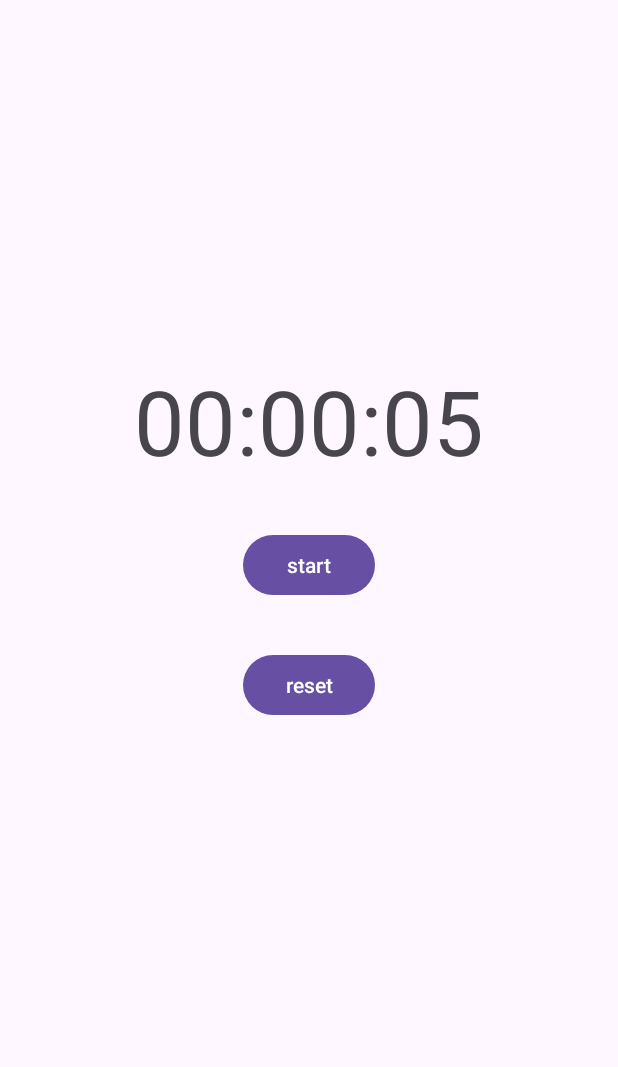
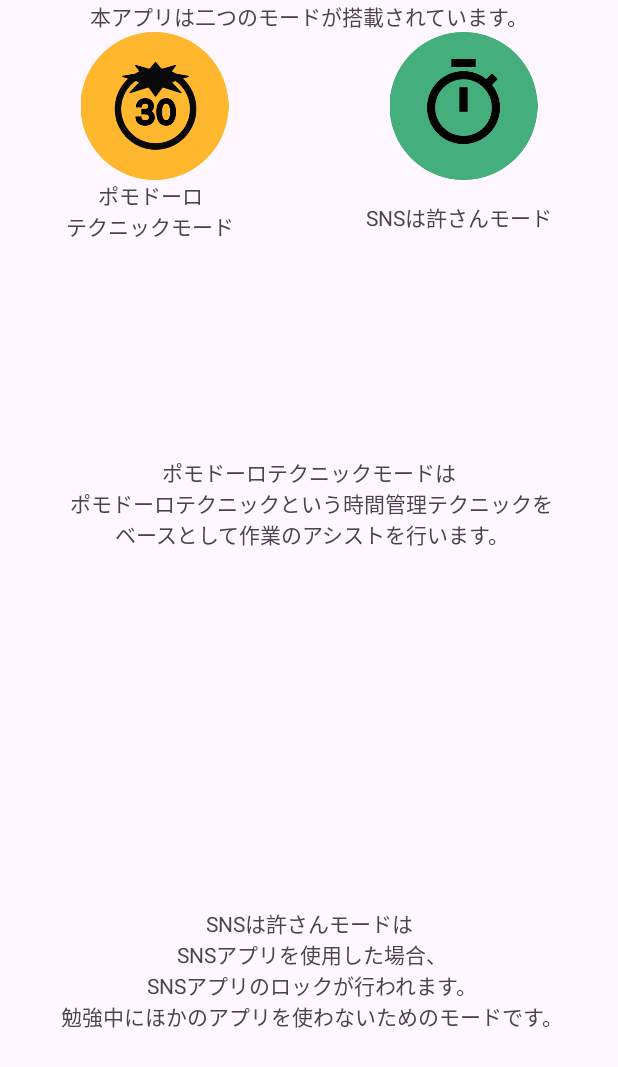
Before and after one commit to sou23-git/pc_contest_tomato, an Android app: the screen it shows after launch (Timer before the commit, MainActivity after it), on a phone screen of 412 x 824 dp. Shown: the top 1067 px of the screen. Run offline under Robolectric (Android 15) with nearby library versions, the phone set to English and light mode, and no system bars.

Commit message:
resolved "Fragment", add "help" page.

```diff
--- a/app/src/main/AndroidManifest.xml
+++ b/app/src/main/AndroidManifest.xml
@@ -13,7 +13,7 @@
         android:theme="@style/Theme.Pc_contest_tomato"
         tools:targetApi="31">
         <activity
-            android:name=".Timer"
+            android:name=".MainActivity"
             android:exported="true">
             <intent-filter>
                 <action android:name="android.intent.action.MAIN" />
--- a/app/src/main/java/app/pc_contest/tomato/MainActivity.kt
+++ b/app/src/main/java/app/pc_contest/tomato/MainActivity.kt
@@ -1,12 +1,24 @@
 package app.pc_contest.tomato
 
+import android.annotation.SuppressLint
 import android.os.Bundle
+import android.view.View
 import androidx.appcompat.app.AppCompatActivity
+import androidx.fragment.app.Fragment
+import androidx.fragment.app.FragmentActivity
+import androidx.viewpager.widget.ViewPager
+import app.pc_contest.tomato.help_page.HelpPage
 
-class MainActivity : AppCompatActivity() {
+class MainActivity : FragmentActivity() {
 
+    var viewPager: ViewPager? = null
+    @SuppressLint("MissingInflatedId")
     override fun onCreate(savedInstanceState: Bundle?) {
         super.onCreate(savedInstanceState)
-        setContentView(R.layout.get_time)
+        setContentView(R.layout.help_page)
+        viewPager = findViewById<View>(R.id.pager) as ViewPager
+        viewPager!!.adapter = HelpPage(
+            supportFragmentManager
+        )
     }
 }
--- /dev/null
+++ b/app/src/main/java/app/pc_contest/tomato/help_page/HelpPage.kt
@@ -0,0 +1,28 @@
+@file:Suppress("DEPRECATION")
+
+package app.pc_contest.tomato.help_page
+
+import android.icu.text.Transliterator.Position
+import androidx.fragment.app.Fragment
+import androidx.fragment.app.FragmentManager
+import androidx.fragment.app.FragmentStatePagerAdapter
+
+class HelpPage(fm: FragmentManager?) : FragmentStatePagerAdapter(fm!!) {
+
+    override fun getItem(i: Int): Fragment {
+        return when (i) {
+            0 -> HelpPage1()
+            1 -> HelpPage2()
+            2 -> HelpPage3()
+            else -> HelpPage4()
+        }
+    }
+
+    override fun getCount(): Int {
+        return 3
+    }
+
+    override fun getPageTitle(position: Int): CharSequence {
+        return "Page $position"
+    }
+}
--- /dev/null
+++ b/app/src/main/java/app/pc_contest/tomato/help_page/HelpPage1.kt
@@ -0,0 +1,19 @@
+package app.pc_contest.tomato.help_page
+
+import android.os.Bundle
+import android.view.LayoutInflater
+import android.view.View
+import android.view.ViewGroup
+import androidx.fragment.app.Fragment
+import app.pc_contest.tomato.R
+
+class HelpPage1 : Fragment() {
+
+    override fun onCreateView(
+        inflater: LayoutInflater,
+        container: ViewGroup?,
+        savedInstanceState: Bundle?
+    ): View? {
+        return inflater.inflate(R.layout.help_page1, null)
+    }
+}
--- /dev/null
+++ b/app/src/main/java/app/pc_contest/tomato/help_page/HelpPage2.kt
@@ -0,0 +1,19 @@
+package app.pc_contest.tomato.help_page
+
+import android.os.Bundle
+import android.view.LayoutInflater
+import android.view.View
+import android.view.ViewGroup
+import androidx.fragment.app.Fragment
+import app.pc_contest.tomato.R
+
+class HelpPage2 : Fragment() {
+
+    override fun onCreateView(
+        inflater: LayoutInflater,
+        container: ViewGroup?,
+        savedInstanceState: Bundle?
+    ): View? {
+        return inflater.inflate(R.layout.help_page2, null)
+    }
+}
--- /dev/null
+++ b/app/src/main/res/layout/help_page.xml
@@ -0,0 +1,12 @@
+<?xml version="1.0" encoding="utf-8"?>
+<androidx.constraintlayout.widget.ConstraintLayout xmlns:android="http://schemas.android.com/apk/res/android"
+    xmlns:tools="http://schemas.android.com/tools"
+    android:layout_width="match_parent"
+    android:layout_height="match_parent"
+    tools:context=".MainActivity">
+
+    <androidx.viewpager.widget.ViewPager
+        android:id="@+id/pager"
+        android:layout_width="match_parent"
+        android:layout_height="match_parent" />
+</androidx.constraintlayout.widget.ConstraintLayout>
--- /dev/null
+++ b/app/src/main/res/layout/help_page1.xml
@@ -0,0 +1,102 @@
+<?xml version="1.0" encoding="utf-8"?>
+<LinearLayout xmlns:android="http://schemas.android.com/apk/res/android"
+    xmlns:app="http://schemas.android.com/apk/res-auto"
+    xmlns:tools="http://schemas.android.com/tools"
+    android:layout_width="match_parent"
+    android:layout_height="match_parent"
+    android:layout_marginTop="16dp"
+    android:layout_marginStart="16dp"
+    android:layout_marginBottom="16dp"
+    android:layout_marginEnd="16dp"
+    android:orientation="vertical">
+
+    <TextView
+        android:id="@+id/text_help_page1_title"
+        android:layout_width="match_parent"
+        android:layout_height="wrap_content"
+        android:gravity="center_horizontal"
+        android:text="@string/text_help_page1_title" />
+
+    <LinearLayout
+        android:layout_width="match_parent"
+        android:layout_height="match_parent"
+        android:layout_weight="0.8"
+        android:orientation="vertical">
+
+        <LinearLayout
+            android:id="@+id/layout_icon"
+            android:layout_width="match_parent"
+            android:layout_height="wrap_content"
+            android:layout_weight="1"
+            android:orientation="horizontal">
+
+            <ImageView
+                android:id="@+id/icon_pomo"
+                android:layout_width="wrap_content"
+                android:layout_height="wrap_content"
+                android:layout_weight="1"
+                android:scaleType="fitCenter"
+                android:src="@drawable/icon_pomo" />
+
+            <ImageView
+                android:id="@+id/icon_sns"
+                android:layout_width="wrap_content"
+                android:layout_height="wrap_content"
+                android:layout_weight="1"
+                android:scaleType="fitCenter"
+                android:src="@drawable/icon_sns" />
+
+        </LinearLayout>
+
+        <LinearLayout
+            android:layout_width="match_parent"
+            android:layout_height="match_parent"
+            android:layout_weight="2"
+            android:orientation="horizontal">
+
+            <TextView
+                android:id="@+id/text_icon_pomo"
+                android:layout_width="wrap_content"
+                android:layout_height="wrap_content"
+                android:layout_weight="1"
+                android:gravity="center_horizontal"
+                android:text="@string/text_icon_pomo" />
+
+            <TextView
+                android:id="@+id/text_icon_sns"
+                android:layout_width="wrap_content"
+                android:layout_height="wrap_content"
+                android:layout_weight="1"
+                android:gravity="center_horizontal"
+                android:layout_gravity="center"
+                android:text="@string/text_icon_sns" />
+        </LinearLayout>
+    </LinearLayout>
+
+    <LinearLayout
+        android:layout_width="match_parent"
+        android:layout_height="match_parent"
+        android:layout_weight="0.2"
+        android:orientation="vertical">
+
+        <TextView
+            android:id="@+id/text_help1_1"
+            android:layout_width="match_parent"
+            android:layout_height="wrap_content"
+            android:layout_marginTop="32dp"
+            android:layout_marginBottom="16dp"
+            android:layout_weight="1"
+            android:gravity="center"
+            android:text="@string/text_help_page1_1" />
+
+        <TextView
+            android:id="@+id/textView5"
+            android:layout_width="match_parent"
+            android:layout_height="wrap_content"
+            android:layout_marginTop="16dp"
+            android:layout_marginBottom="32dp"
+            android:layout_weight="1"
+            android:gravity="center"
+            android:text="@string/text_help_page1_2" />
+    </LinearLayout>
+</LinearLayout>
--- /dev/null
+++ b/app/src/main/res/layout/help_page2.xml
@@ -0,0 +1,6 @@
+<?xml version="1.0" encoding="utf-8"?>
+<androidx.constraintlayout.widget.ConstraintLayout xmlns:android="http://schemas.android.com/apk/res/android"
+    android:layout_width="match_parent"
+    android:layout_height="match_parent">
+
+</androidx.constraintlayout.widget.ConstraintLayout>
--- /dev/null
+++ b/app/src/main/res/layout/help_page3.xml
@@ -0,0 +1,6 @@
+<?xml version="1.0" encoding="utf-8"?>
+<androidx.constraintlayout.widget.ConstraintLayout xmlns:android="http://schemas.android.com/apk/res/android"
+    android:layout_width="match_parent"
+    android:layout_height="match_parent">
+
+</androidx.constraintlayout.widget.ConstraintLayout>
--- /dev/null
+++ b/app/src/main/res/layout/help_page4.xml
@@ -0,0 +1,6 @@
+<?xml version="1.0" encoding="utf-8"?>
+<androidx.constraintlayout.widget.ConstraintLayout xmlns:android="http://schemas.android.com/apk/res/android"
+             android:layout_width="match_parent"
+             android:layout_height="match_parent">
+
+</androidx.constraintlayout.widget.ConstraintLayout>
--- a/app/src/main/res/values/strings.xml
+++ b/app/src/main/res/values/strings.xml
@@ -8,9 +8,25 @@
     <string name="textTimerTitle">Timer!!!</string>
     <string name="enterButton">決定！</string>
 
+    //home
     <string name="icon">アイコン</string>
     <string name="button_pomo">ポモドーロモード</string>
     <string name="button_sns">SNSは許さんモード</string>
     <string name="button_settings">設定</string>
     <string name="help">ヘルプ</string>
+
+    //help-1
+    <string name="text_help_page1_title">本アプリは二つのモードが搭載されています。</string>
+    <string name="text_icon_pomo">ポモドーロ\nテクニックモード</string>
+    <string name="text_icon_sns">SNSは許さんモード</string>
+    <string name="text_help_page1_1">
+        ポモドーロテクニックモードは\n
+        ポモドーロテクニックという時間管理テクニックを\n
+        ベースとして作業のアシストを行います。</string>
+    <string name="text_help_page1_2">
+        SNSは許さんモードは\n
+        SNSアプリを使用した場合、\n
+        SNSアプリのロックが行われます。\n
+        勉強中にほかのアプリを使わないためのモードです。
+    </string>
 </resources>
```
Also changed, not shown: app/src/main/java/app/pc_contest/tomato/HelpActivity.kt (deleted, +0 -29 lines), app/src/main/java/app/pc_contest/tomato/HelpPageAdapter.kt (deleted, +0 -22 lines), app/src/main/java/app/pc_contest/tomato/HelpPageFragment.kt (deleted, +0 -25 lines), app/src/main/java/app/pc_contest/tomato/help_page/HelpPage3.kt (added, +19 -0 lines), app/src/main/java/app/pc_contest/tomato/help_page/HelpPage4.kt (added, +19 -0 lines), app/src/main/res/layout/help.xml (deleted, +0 -47 lines), app/src/main/res/layout/help_view.xml (deleted, +0 -7 lines), app/src/main/res/drawable/icon_pomo.png (added), app/src/main/res/drawable/icon_sns.png (added).
